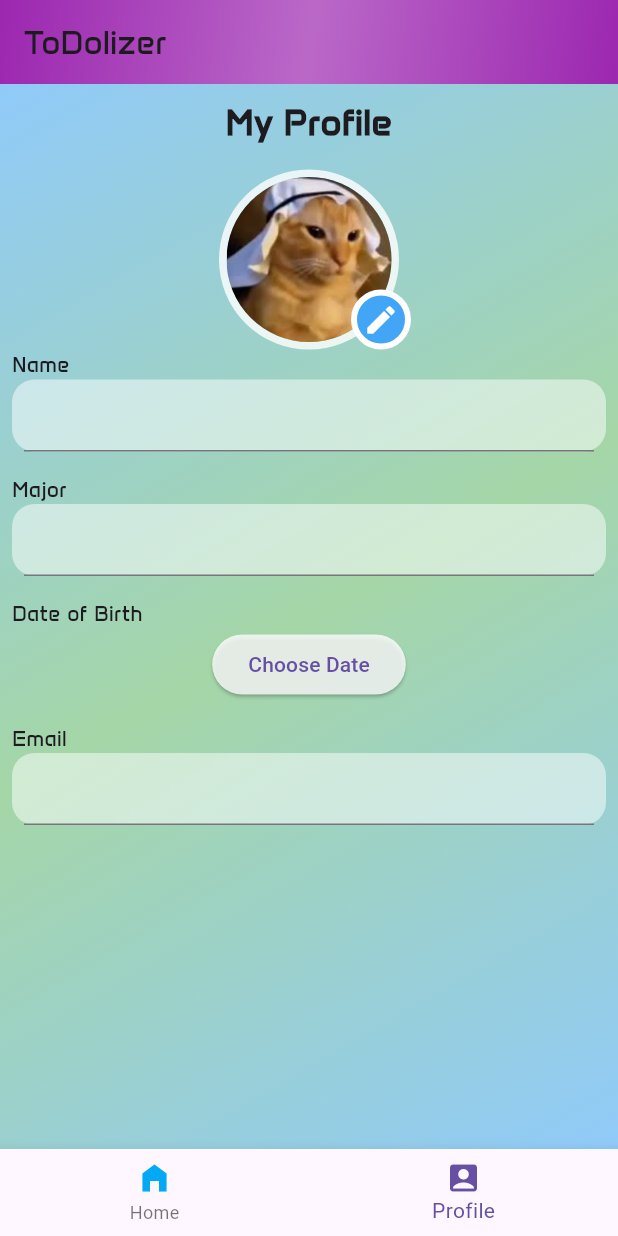
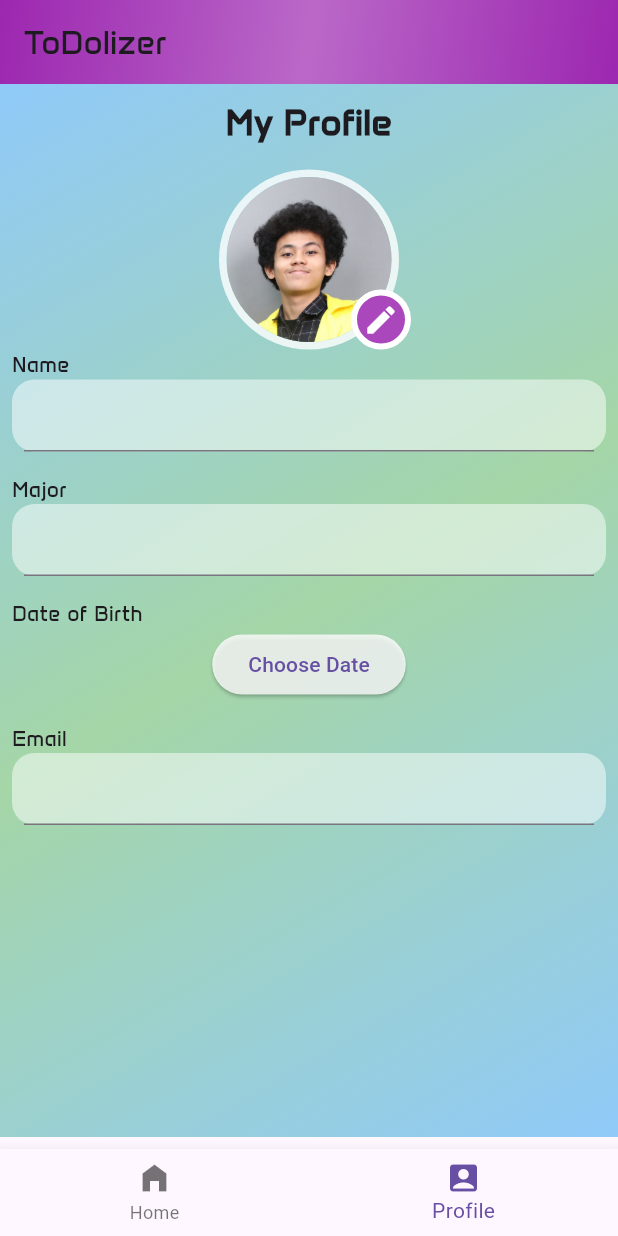
Before and after one commit to MaulRai/Tugas-Oprec-RISTEK-MobDev, a Flutter app: the screen it shows after launch, item 2 of the bottom bar chosen, on a phone screen of 412 x 824 dp. Run offline on Flutter 3.47's test engine with Material 3 defaults, Android fonts, the phone set to English and light mode, and no system bars; our stand-ins replace flutter_slidable, hive; accounts and stored records are empty.

Commit message:
fix logic pada day remaining, pemberian const, fix bug pada add task page

```diff
--- a/lib/main.dart
+++ b/lib/main.dart
@@ -1,4 +1,3 @@
-// import 'package:flutter/cupertino.dart';
 import 'dart:io';
 import 'package:hive/hive.dart';
 import 'package:flutter/material.dart';
@@ -7,7 +6,6 @@ import 'add_task_page.dart';
 import 'edit_page.dart';
 import 'package:flutter_slidable/flutter_slidable.dart';
 import 'datatodo.dart';
-// import 'package:flutter_learn_the_basics/datatodo.dart';
 import 'package:path_provider/path_provider.dart';
 
 void main() async {
@@ -17,13 +15,8 @@ void main() async {
   Hive.init(directory.path);
   Hive.registerAdapter(DataToDoAdapter());
 
-  var box = await Hive.openBox('userDataBase');
-  var boxP = await Hive.openBox('profileDataBase');
-
-  // box1.deleteFromDisk();
-  // box2.deleteFromDisk();
-
-  // int nextIndex = box.values.length;
+  await Hive.openBox('userDataBase');
+  await Hive.openBox('profileDataBase');
 
   runApp(MyApp());
 }
@@ -45,10 +38,12 @@ class TodoListScreen extends StatefulWidget {
 
 class _TodoListScreenState extends State<TodoListScreen> {
   int currentIndex = 0;
+  bool priorityOnly = false;
   final _myBox = Hive.box('userDataBase');
   final _myProfileBox = Hive.box('profileDataBase');
   int getDayRemaining(int index) {
-    return _myBox.getAt(index).endDate.difference(DateTime.now()).inDays;
+    return (_myBox.getAt(index).endDate.difference(DateTime.now()).inHours / 24)
+        .ceil();
   }
 
   @override
@@ -102,7 +97,7 @@ class _TodoListScreenState extends State<TodoListScreen> {
                 children: [
                   Text(
                     "Welcome, ${_myProfileBox.get('userName') == "" ? "User" : _myProfileBox.get('userName') ?? "User"}!",
-                    style: TextStyle(
+                    style: const TextStyle(
                       fontFamily: 'Anta',
                       fontWeight: FontWeight.bold,
                       fontSize: 24,
@@ -117,14 +112,45 @@ class _TodoListScreenState extends State<TodoListScreen> {
                     mainAxisAlignment: MainAxisAlignment.spaceBetween,
                     children: [
                       const Text(
-                        "Daily Task",
+                        "My Task",
                         style: TextStyle(
                           fontFamily: 'Anta',
                           fontWeight: FontWeight.bold,
-                          fontSize: 20,
+                          fontSize: 17,
                         ),
                       ),
-                      ElevatedButton(
+                      Row(
+                        children: [
+                          Container(
+                            padding: const EdgeInsets.all(5),
+                            height: 35,
+                            child: ElevatedButton(
+                              style: ButtonStyle(
+                                  backgroundColor:
+                                      MaterialStateProperty.all<Color>(
+                                          priorityOnly
+                                              ? Colors.white
+                                              : Colors.purple.shade300)),
+                              onPressed: () {
+                                setState(() {
+                                  priorityOnly = !priorityOnly;
+                                });
+                              },
+                              child: Text(
+                                priorityOnly ? "View all" : "Priority only",
+                                style: TextStyle(
+                                  color: priorityOnly
+                                      ? Colors.purple.shade300
+                                      : Colors.white,
+                                  fontFamily: 'Anta',
+                                ),
+                              ),
+                            ),
+                          ),
+                          Container(
+                            padding: const EdgeInsets.all(5),
+                            height: 35,
+                            child: ElevatedButton(
                               onPressed: () {
                                 Navigator.of(context).push(
                                   MaterialPageRoute(
@@ -137,11 +163,14 @@ class _TodoListScreenState extends State<TodoListScreen> {
                                 );
                               },
                               child: const Text(
-                          "Add Task",
+                                "Add task",
                                 style: TextStyle(
                                   fontFamily: 'Anta',
                                 ),
                               ),
+                            ),
+                          ),
+                        ],
                       ),
                     ],
                   ),
@@ -149,9 +178,13 @@ class _TodoListScreenState extends State<TodoListScreen> {
                     child: ListView.builder(
                       itemCount: _myBox.length,
                       itemBuilder: (context, index) {
+                        final task = _myBox.getAt(index) as DataToDo;
+                        if (priorityOnly && !task.isPriority) {
+                          return const SizedBox();
+                        }
                         return Slidable(
                           endActionPane: ActionPane(
-                            motion: StretchMotion(),
+                            motion: const StretchMotion(),
                             children: [
                               SlidableAction(
                                 onPressed: (context) {
@@ -159,7 +192,7 @@ class _TodoListScreenState extends State<TodoListScreen> {
                                     _myBox.deleteAt(index);
                                   });
                                 },
-                                borderRadius: BorderRadius.only(
+                                borderRadius: const BorderRadius.only(
                                     topLeft: Radius.circular(20),
                                     bottomLeft: Radius.circular(20)),
                                 icon: Icons.delete,
@@ -184,7 +217,7 @@ class _TodoListScreenState extends State<TodoListScreen> {
                                       width: 0), // Set border color and width
                             ),
                             elevation: 4,
-                            margin: EdgeInsets.symmetric(
+                            margin: const EdgeInsets.symmetric(
                                 vertical: 8, horizontal: 16),
                             child: InkWell(
                               onTap: () async {
@@ -217,9 +250,13 @@ class _TodoListScreenState extends State<TodoListScreen> {
                                 ),
                                 subtitle: Text(getDayRemaining(index) == 0
                                     ? "Final day!"
+                                    : getDayRemaining(index) < 0
+                                        ? "Task has ended"
                                         : "${getDayRemaining(index)} day(s) remaining"),
                                 textColor: getDayRemaining(index) == 0
                                     ? Colors.red
+                                    : getDayRemaining(index) < 0
+                                        ? Colors.green
                                         : Colors.black,
                                 trailing: Wrap(
                                   spacing: 3, // space between two icons
@@ -247,21 +284,22 @@ class _TodoListScreenState extends State<TodoListScreen> {
                 ],
               ),
             )
-          : ProfilePage(),
+          : const ProfilePage(),
       bottomNavigationBar: BottomNavigationBar(
         items: const [
           BottomNavigationBarItem(
             label: "Home",
             icon: Icon(
               Icons.home_filled,
-              color: Colors.lightBlue,
               size: 24.0,
-              semanticLabel: "To play a music",
             ),
           ),
           BottomNavigationBarItem(
             label: "Profile",
-            icon: Icon(Icons.account_box),
+            icon: Icon(
+              Icons.account_box,
+              size: 24.0,
+            ),
           ),
         ],
         currentIndex: currentIndex,
--- a/lib/profile_page.dart
+++ b/lib/profile_page.dart
@@ -1,8 +1,6 @@
 import 'package:flutter/material.dart';
-import 'package:flutter/widgets.dart';
 import 'package:hive/hive.dart';
 import 'package:intl/intl.dart';
-import 'package:flutter/cupertino.dart';
 
 class ProfilePage extends StatefulWidget {
   const ProfilePage({super.key});
@@ -30,7 +28,8 @@ class _ProfilePageState extends State<ProfilePage> {
   @override
   Widget build(BuildContext context) {
     return Scaffold(
-      body: Container(
+      body: SingleChildScrollView(
+        child: Container(
           decoration: BoxDecoration(
             gradient: LinearGradient(
               colors: [
@@ -45,7 +44,7 @@ class _ProfilePageState extends State<ProfilePage> {
           padding: const EdgeInsets.all(8.0),
           child: Column(
             children: [
-            Center(
+              const Center(
                 child: Text(
                   "My Profile",
                   style: TextStyle(
@@ -55,13 +54,13 @@ class _ProfilePageState extends State<ProfilePage> {
                   ),
                 ),
               ),
-            SizedBox(
+              const SizedBox(
                 height: 15,
               ),
               Stack(
                 children: [
                   Center(
-                  child: Container(
+                    child: SizedBox(
                       width: 120,
                       height: 120,
                       child: Container(
@@ -75,7 +74,7 @@ class _ProfilePageState extends State<ProfilePage> {
                           ),
                         ),
                         child: ClipOval(
-                        child: Image.asset('resource/arabCat.png'),
+                          child: Image.asset('resource/maul.jpg'),
                         ),
                       ),
                     ),
@@ -89,8 +88,8 @@ class _ProfilePageState extends State<ProfilePage> {
                       decoration: BoxDecoration(
                           shape: BoxShape.circle,
                           border: Border.all(width: 4, color: Colors.white),
-                        color: Colors.blue.shade400),
-                    child: Icon(
+                          color: Colors.purple.shade400),
+                      child: const Icon(
                         Icons.edit,
                         color: Colors.white,
                       ),
@@ -121,7 +120,7 @@ class _ProfilePageState extends State<ProfilePage> {
                   ),
                 ),
               ),
-            SizedBox(height: 15),
+              const SizedBox(height: 15),
               const Row(
                 mainAxisAlignment: MainAxisAlignment.start,
                 children: [
@@ -146,7 +145,7 @@ class _ProfilePageState extends State<ProfilePage> {
                   ),
                 ),
               ),
-            SizedBox(height: 15),
+              const SizedBox(height: 15),
               const Row(
                 mainAxisAlignment: MainAxisAlignment.start,
                 children: [
@@ -166,7 +165,7 @@ class _ProfilePageState extends State<ProfilePage> {
                   _myProfileBox.get('birthDate') ?? "Choose Date",
                 ),
               ),
-            SizedBox(height: 15),
+              const SizedBox(height: 15),
               const Row(
                 mainAxisAlignment: MainAxisAlignment.start,
                 children: [
@@ -192,7 +191,9 @@ class _ProfilePageState extends State<ProfilePage> {
                   ),
                 ),
               ),
+              const SizedBox(height: 200),
             ],
+          ),
         ),
       ),
     );
--- a/pubspec.yaml
+++ b/pubspec.yaml
@@ -32,10 +32,6 @@ dependencies:
     sdk: flutter
   intl: ^0.17.0
   flutter_launcher_icons: "^0.13.1"
-  google_fonts: ^6.1.0
-  shared_preferences: ^2.2.2
-  # hive: ^2.2.3
-  # hive_flutter: ^1.1.0
   flutter_slidable: ^3.0.1
   path_provider: ^2.1.2
   hive: ^2.2.3
```
Also changed, not shown: lib/add_task_page.dart (+12 -13 lines), lib/edit_page.dart (+26 -31 lines), lib/todo_tile.dart (deleted, +0 -225 lines), pubspec.lock, resource/maul.jpg (added), 3 other files. Lines whose indentation alone changed are shown as unchanged.
